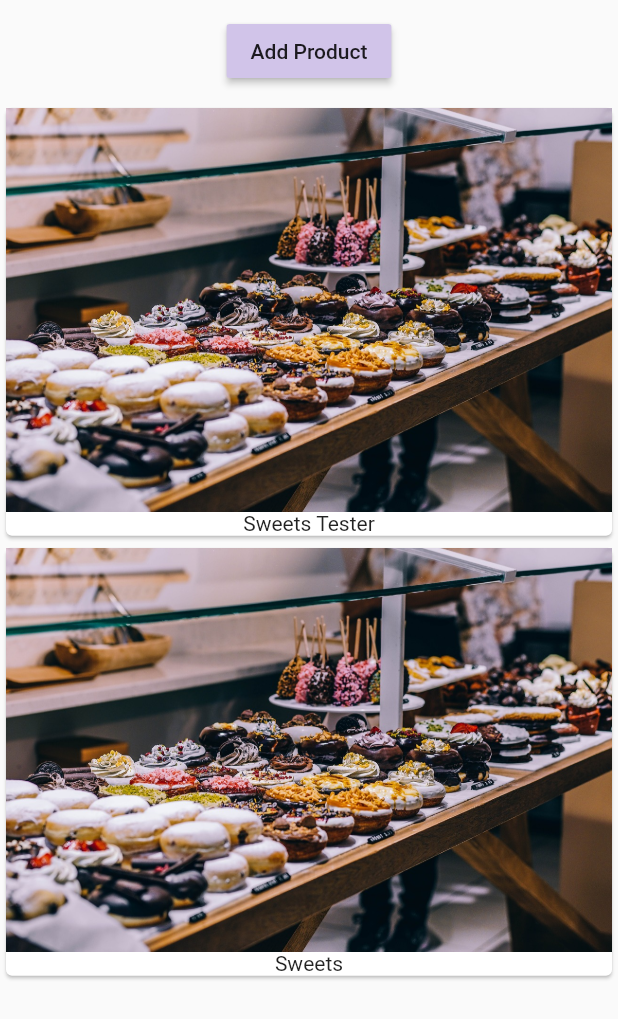
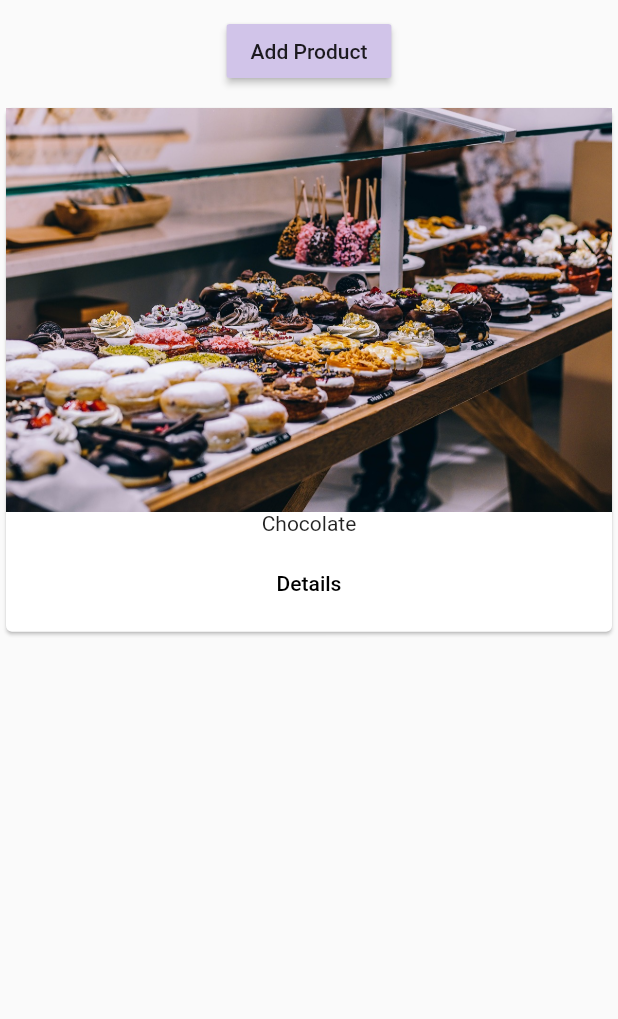
Before and after one commit to jmdibble/list-app, a Flutter app: the ProductManager widget shown alone on an empty page, opened directly, after a tap on "Add Product", on a phone screen of 412 x 824 dp. Shown: the top 1019 px of the screen. Run offline on Flutter 3.47's test engine with Material 2 defaults, Android fonts, the phone set to English and light mode, and no system bars.

Commit message:
Added navigation and additional pages

```diff
--- a/lib/product_control.dart
+++ b/lib/product_control.dart
@@ -10,7 +10,7 @@ class ProductControl extends StatelessWidget {
     return RaisedButton(
       color: Theme.of(context).primaryColorLight,
       onPressed: () {
-        addProduct("Sweets");
+        addProduct({"title": "Chocolate", "image": "assets/food.jpg"});
       },
       child: Text("Add Product"),
     );
--- a/lib/product_manager.dart
+++ b/lib/product_manager.dart
@@ -4,9 +4,9 @@ import "./products.dart";
 import "./product_control.dart";
 
 class ProductManager extends StatefulWidget {
-  final String startingProduct;
+  final Map<String, String> startingProduct;
 
-  ProductManager({this.startingProduct = "Sweets Tester"}) {
+  ProductManager({this.startingProduct}) {
     print("[ProductManager Widget] Constructor");
   }
 
@@ -18,13 +18,15 @@ class ProductManager extends StatefulWidget {
 }
 
 class _ProductManagerState extends State<ProductManager> {
-  List<String> _products = [];
+  List<Map<String, String>> _products = [];
 
   @override
   void initState() {
     print("[ProductManager State] initState()");
+    if (widget.startingProduct != null) {
+      _products.add(widget.startingProduct);
+    }
     super.initState();
-    _products.add(widget.startingProduct);
   }
 
   @override
@@ -33,9 +35,15 @@ class _ProductManagerState extends State<ProductManager> {
     super.didUpdateWidget(oldWidget);
   }
 
-  void _addProduct(String product) {
+  void _addProduct(Map<String, String> product) {
     setState(() {
       _products.add(product);
+    });
+  }
+
+  void _deleteProduct(int index) {
+    setState(() {
+      _products.removeAt(index);
     });
   }
 
@@ -48,7 +56,7 @@ class _ProductManagerState extends State<ProductManager> {
           margin: EdgeInsets.all(10.0),
           child: ProductControl(_addProduct),
         ),
-        Products(_products)
+        Expanded(child: Products(_products, deleteProduct: _deleteProduct))
       ],
     );
   }
--- a/lib/products.dart
+++ b/lib/products.dart
@@ -1,23 +1,61 @@
 import "package:flutter/material.dart";
 
+import "./pages/product.dart";
+
 class Products extends StatelessWidget {
-  final List<String> products;
+  final List<Map<String, String>> products;
+  final Function deleteProduct;
 
-  Products([this.products = const []]) {
+  Products(this.products, {this.deleteProduct}) {
     print("[Product Widget] Constructor");
+  }
+
+  Widget _buildProductItem(context, int index) {
+    return Card(
+      child: Column(
+        children: <Widget>[
+          Image.asset(products[index]["image"]),
+          Text(products[index]["title"]),
+          ButtonBar(
+            alignment: MainAxisAlignment.center,
+            children: <Widget>[
+              FlatButton(
+                child: Text("Details"),
+                onPressed: () => Navigator.push<bool>(
+                      context,
+                      MaterialPageRoute(
+                        builder: (BuildContext context) =>
+                            ProductPage(products[index]["title"], products[index]["image"]),
+                      ),
+                    ).then((bool value) {
+                      if (value) {
+                        deleteProduct(index);
+                      }
+                    }),
+              ),
+            ],
+          ),
+        ],
+      ),
+    );
+  }
+
+  Widget _buildProductList() {
+    Widget productCard = Center(
+      child: Text("No products found. Please add some"),
+    );
+    if (products.length > 0) {
+      productCard = ListView.builder(
+        itemBuilder: _buildProductItem,
+        itemCount: products.length,
+      );
+    }
+    return productCard;
   }
 
   @override
   Widget build(BuildContext context) {
     print("[Product Widget] Build()");
-    return Column(
-      children: products
-          .map((element) => Card(
-                child: Column(
-                  children: <Widget>[Image.asset("assets/food.jpg"), Text(element)],
-                ),
-              ))
-          .toList(),
-    );
+    return _buildProductList();
   }
 }
```
Also changed, not shown: lib/main.dart (+10 -8 lines), lib/pages/auth.dart (added, +25 -0 lines), lib/pages/product.dart (added, +43 -0 lines), lib/pages/products.dart (added, +34 -0 lines), lib/pages/products_admin.dart (added, +11 -0 lines).
